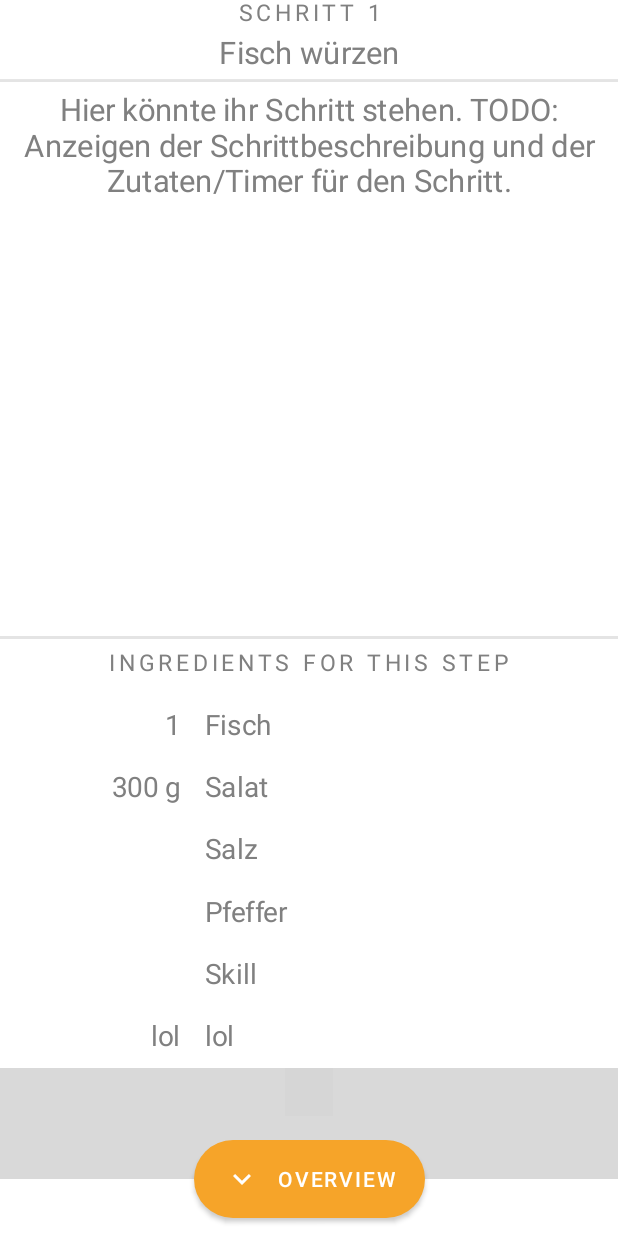
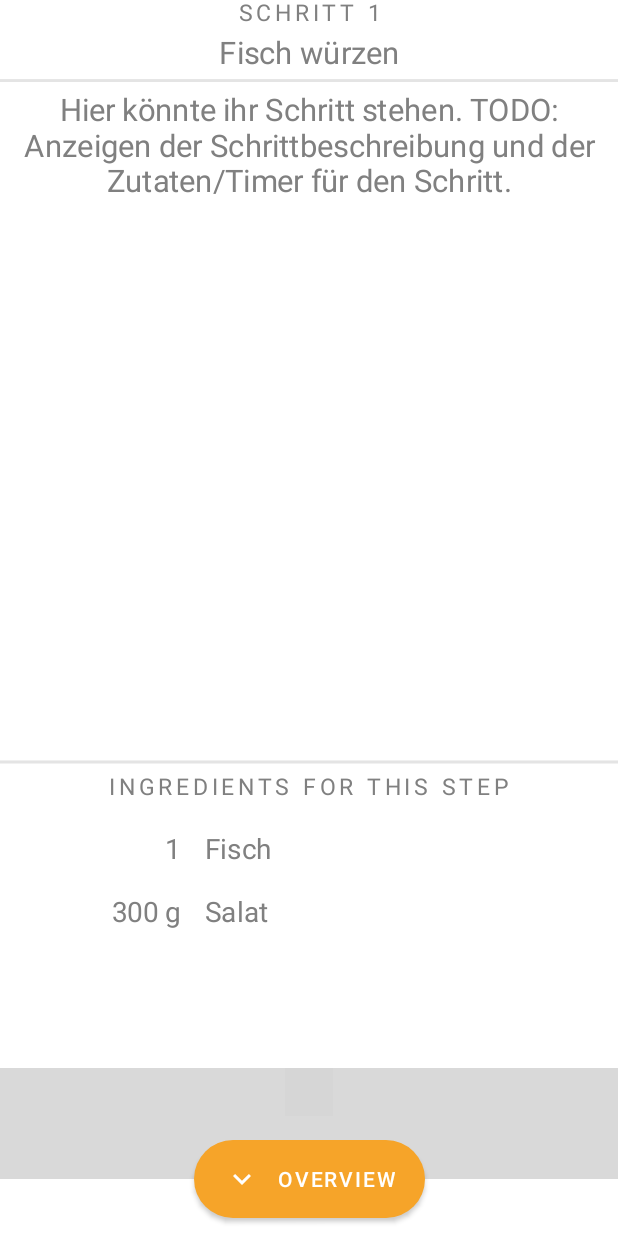
Before and after one commit to kelvin-homann/cooka, an Android app: the CookModeActivity screen opened directly, with no data from a screen before it, on a phone screen of 412 x 824 dp. Run offline under Robolectric (Android 15) with nearby library versions, the phone set to English and light mode, and no system bars; libraries missing offline, so code that uses them is left out: com.rd, com.rd.utils; plain views replace PageIndicatorView; Roboto replaces fonts that are not available here; 10 statements that could not run were skipped; grey boxes are pictures that could not be loaded.

Commit message:
added minimumItemCount attribute to IngredientsView

```diff
--- a/app/src/main/java/app/cooka/cookapp/CookModeCardAdapter.java
+++ b/app/src/main/java/app/cooka/cookapp/CookModeCardAdapter.java
@@ -68,7 +68,7 @@ public class CookModeCardAdapter extends PagerAdapter {
     private void bind(String title, View view, int position) {
         ((TextView)view.findViewById(R.id.card_title)).setText(title);
         ((TextView)view.findViewById(R.id.card_step_title)).setText("Schritt " + (position+1));
-        ((IngredientsView)view.findViewById(R.id.ingredients_section_ingredients)).setIngredients(new String[]{"1", "300 g", "", "", "", "lol"}, new String[]{"Fisch", "Salat", "Salz", "Pfeffer", "Skill", "lol"});
+        ((IngredientsView)view.findViewById(R.id.ingredients_section_ingredients)).setIngredients(new String[]{"1", "300 g"}, new String[]{"Fisch", "Salat"});
     }
 
     public float getBaseCardElevation() {
--- a/app/src/main/java/app/cooka/cookapp/view/IngredientsView.java
+++ b/app/src/main/java/app/cooka/cookapp/view/IngredientsView.java
@@ -19,6 +19,7 @@ public class IngredientsView extends FrameLayout {
 
     private TableLayout table;
     private boolean amountIsBold = false;
+    private int minimumItemCount = 0;
 
     //Constructors
     public IngredientsView(@NonNull Context context) {
@@ -53,6 +54,7 @@ public class IngredientsView extends FrameLayout {
             TypedArray array = context.obtainStyledAttributes(attrs, R.styleable.IngredientsView);
             boolean showDivider = array.getBoolean(R.styleable.IngredientsView_showDivider, true);
             amountIsBold = array.getBoolean(R.styleable.IngredientsView_amountIsBold, true);
+            minimumItemCount = array.getInt(R.styleable.IngredientsView_minimumItemCount, 0);
 
             if(!showDivider) table.setShowDividers(LinearLayout.SHOW_DIVIDER_NONE);
         }
@@ -64,18 +66,25 @@ public class IngredientsView extends FrameLayout {
             return;
         }
 
-        LayoutInflater inflater = LayoutInflater.from(getContext());
+        //LayoutInflater inflater = LayoutInflater.from(getContext());
 
-        for (int i = 0; i < amounts.length; i++) {
-            View row = inflater.inflate(R.layout.ingredients_row, table, false);
-
-            TextView amount = (TextView)row.findViewById(R.id.ingredient_amount);
-            amount.setText(amounts[i]);
-            amount.setTypeface(amount.getTypeface(), amountIsBold ? Typeface.BOLD : Typeface.NORMAL);
-            Log.d("IngredientsView", "Amount is bold: " + amountIsBold);
-
-            ((TextView)row.findViewById(R.id.ingredient_name)).setText(names[i]);
-            table.addView(row);
+        for (int i = 0; i < Math.max(amounts.length, minimumItemCount); i++) {
+            if(i >= amounts.length) {
+                addIngredient("", "");
+                continue;
+            }
+            addIngredient(amounts[i], names[i]);
         }
     }
+
+    public void addIngredient(String amount, String name) {
+        View row = View.inflate(getContext(), R.layout.ingredients_row, null);
+
+        TextView amountView = (TextView)row.findViewById(R.id.ingredient_amount);
+        amountView.setText(amount);
+        amountView.setTypeface(amountView.getTypeface(), amountIsBold ? Typeface.BOLD : Typeface.NORMAL);
+
+        ((TextView)row.findViewById(R.id.ingredient_name)).setText(name);
+        table.addView(row);
+    }
 }
--- a/app/src/main/res/layout/cook_mode_card.xml
+++ b/app/src/main/res/layout/cook_mode_card.xml
@@ -86,7 +86,8 @@
                 android:layout_width="match_parent"
                 android:layout_height="wrap_content"
                 card_view:amountIsBold="false"
-                card_view:showDivider="false"/>
+                card_view:showDivider="false"
+                card_view:minimumItemCount="4"/>
 
         </LinearLayout>
 
--- a/app/src/main/res/values/attrs.xml
+++ b/app/src/main/res/values/attrs.xml
@@ -12,6 +12,7 @@
     <declare-styleable name="IngredientsView">
         <attr name="showDivider" format="boolean"/>
         <attr name="amountIsBold" format="boolean"/>
+        <attr name="minimumItemCount" format="integer"/>
     </declare-styleable>
 
 </resources>
```
